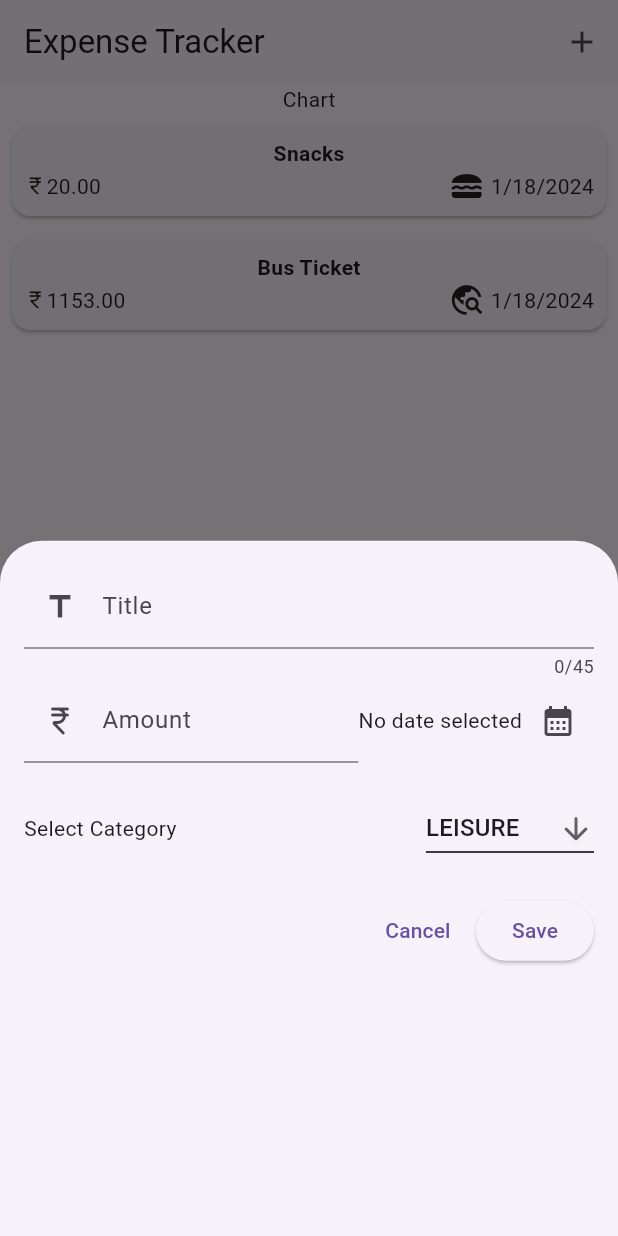
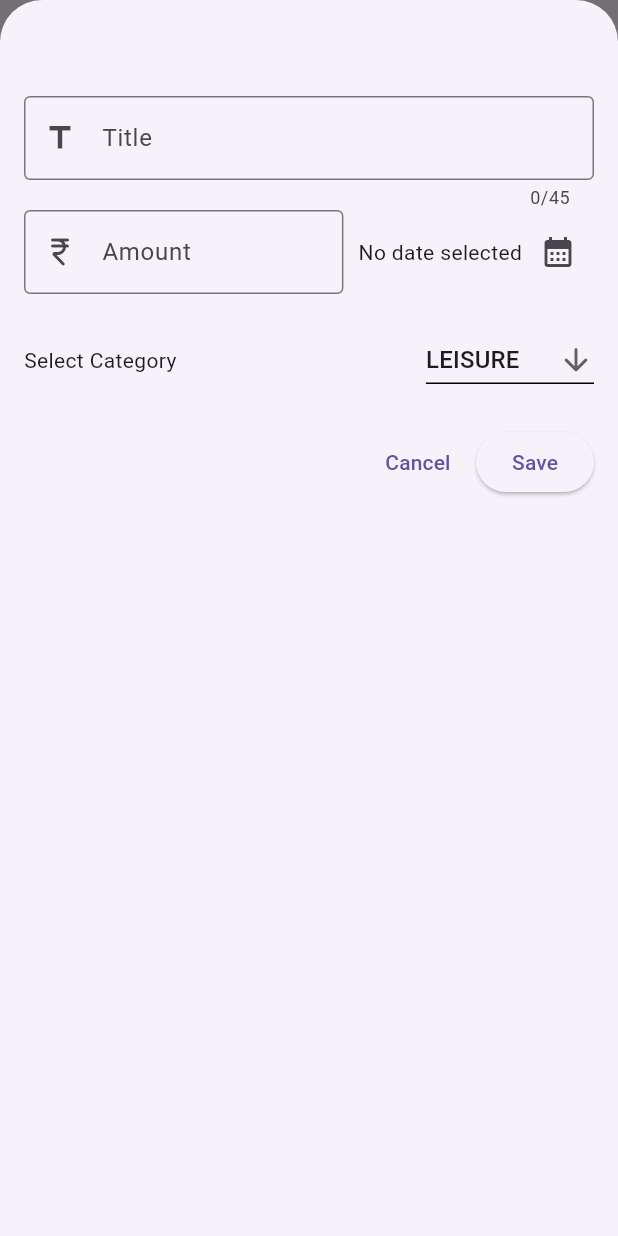
Before and after one commit to KISHORE-KUMAR-S/Expenses-App, a Flutter app: the screen it shows after launch, after a tap on the "add" icon, on a phone screen of 412 x 824 dp. Run offline on Flutter 3.47's test engine with Material 3 defaults, Android fonts, the phone set to English and light mode, and no system bars.

Commit message:
Update 4

```diff
--- a/lib/models/expense.dart
+++ b/lib/models/expense.dart
@@ -3,7 +3,7 @@ import 'package:intl/intl.dart';
 import 'package:uuid/uuid.dart';
 
 const uuid = Uuid();
-final formatter = DateFormat.yMd();
+final formatter = DateFormat('dd-MM-yyyy');
 
 enum Category { food, travel, education, work, leisure }
 
--- a/lib/widgets/expenses.dart
+++ b/lib/widgets/expenses.dart
@@ -14,25 +14,26 @@ class Expenses extends StatefulWidget {
 
 class _ExpensesState extends State<StatefulWidget> {
   final List<Expense> _expenses = [
-    Expense(
-        title: 'Snacks',
-        amount: 20,
-        date: DateTime.now(),
-        category: Category.food),
-    Expense(
-        title: 'Bus Ticket',
-        amount: 1153,
-        date: DateTime.now(),
-        category: Category.travel),
+    // Expense(
+    //     title: 'Snacks',
+    //     amount: 20,
+    //     date: DateTime.now(),
+    //     category: Category.food),
+    // Expense(
+    //     title: 'Bus Ticket',
+    //     amount: 1153,
+    //     date: DateTime.now(),
+    //     category: Category.travel),
   ];
 
   void _openAddExpenseOverlay() {
     showModalBottomSheet(
+      isScrollControlled: true,
       context: context,
       builder: (builderontext) => Container(
         width: double.infinity,
         padding: const EdgeInsets.all(16.0),
-        child: const NewExpense(),
+        child: NewExpense(onAddExpense: _addExpense),
       ),
     );
   }
@@ -43,8 +44,52 @@ class _ExpensesState extends State<StatefulWidget> {
     });
   }
 
+  void _removeExpense(Expense expense) {
+    final expenseIndex = _expenses.indexOf(expense);
+    setState(() {
+      _expenses.remove(expense);
+    });
+
+    ScaffoldMessenger.of(context).clearSnackBars();
+
+    ScaffoldMessenger.of(context).showSnackBar(
+      SnackBar(
+        content: const Text('Expense removed'),
+        duration: const Duration(seconds: 3),
+        action: SnackBarAction(
+          label: 'Undo',
+          onPressed: () => setState(() {
+            _expenses.insert(expenseIndex, expense);
+          }),
+        ),
+      ),
+    );
+  }
+
   @override
   Widget build(BuildContext context) {
+    Widget mainContent = const Center(
+      child: Text(
+        'No expenses found. \nStart adding some!',
+        textAlign: TextAlign.center,
+        style: TextStyle(fontSize: 20.0, fontWeight: FontWeight.bold),
+      ),
+    );
+
+    if (_expenses.isNotEmpty) {
+      mainContent = Column(
+        children: [
+          const Text('Chart'),
+          Expanded(
+            child: ExpensesList(
+              expenses: _expenses,
+              onRemoveExpense: _removeExpense,
+            ), //Must be expanded before building
+          ),
+        ],
+      );
+    }
+
     return Scaffold(
       appBar: AppBar(
         actions: [
@@ -56,15 +101,7 @@ class _ExpensesState extends State<StatefulWidget> {
         title: const Text('Expense Tracker'),
         elevation: 0.5,
       ),
-      body: Column(
-        children: [
-          const Text('Chart'),
-          Expanded(
-            child: ExpensesList(
-                expenses: _expenses), //Must be expanded before building
-          ),
-        ],
-      ),
+      body: mainContent,
     );
   }
 }
--- a/lib/widgets/list/expenses_list.dart
+++ b/lib/widgets/list/expenses_list.dart
@@ -3,14 +3,20 @@ import 'package:expense_app/widgets/list/expenses_item.dart';
 import 'package:flutter/material.dart';
 
 class ExpensesList extends StatelessWidget {
-  const ExpensesList({super.key, required this.expenses});
+  const ExpensesList(
+      {super.key, required this.expenses, required this.onRemoveExpense});
 
   final List<Expense> expenses;
+  final void Function(Expense expense) onRemoveExpense;
 
   @override
   Widget build(BuildContext context) {
     return ListView.builder(
-      itemBuilder: (context, index) => ExpensesItem(expenses: expenses[index]),
+      itemBuilder: (context, index) => Dismissible(
+        key: ValueKey(expenses[index]),
+        onDismissed: (direction) => onRemoveExpense(expenses[index]),
+        child: ExpensesItem(expenses: expenses[index]),
+      ),
       itemCount: expenses.length,
     );
   }
--- a/lib/widgets/new_expenses.dart
+++ b/lib/widgets/new_expenses.dart
@@ -1,8 +1,10 @@
+import 'package:flutter/material.dart';
 import 'package:expense_app/models/expense.dart';
-import 'package:flutter/material.dart';
 
 class NewExpense extends StatefulWidget {
-  const NewExpense({super.key});
+  const NewExpense({super.key, required this.onAddExpense});
+
+  final void Function(Expense expense) onAddExpense;
 
   @override
   State<StatefulWidget> createState() {
@@ -10,20 +12,11 @@ class NewExpense extends StatefulWidget {
   }
 }
 
-class _NewExpenseState extends State<StatefulWidget> {
+class _NewExpenseState extends State<NewExpense> {
   final _titleController = TextEditingController();
   final _amountController = TextEditingController();
-
-  DateTime? selectedDate;
-
+  DateTime? _selectedDate;
   Category _selectedCategory = Category.leisure;
-
-  @override
-  void dispose() {
-    super.dispose();
-    _titleController.dispose();
-    _amountController.dispose();
-  }
 
   void _presentDatePicker() async {
     final pickedDate = await showDatePicker(
@@ -31,43 +24,76 @@ class _NewExpenseState extends State<StatefulWidget> {
       initialDate: DateTime.now(),
       firstDate: DateTime(1752),
       lastDate: DateTime.now(),
-      switchToInputEntryModeIcon: const Icon(Icons.edit_calendar_sharp),
+      builder: (context, child) {
+        return Theme(
+          data: ThemeData.light().copyWith(
+            primaryColor: Colors.deepPurple,
+            colorScheme: const ColorScheme.light(primary: Colors.deepPurple),
+            buttonTheme:
+                const ButtonThemeData(textTheme: ButtonTextTheme.normal),
+          ),
+          child: child!,
+        );
+      },
     );
 
+    if (pickedDate != null) {
       setState(() {
-      selectedDate = pickedDate!;
+        _selectedDate = pickedDate;
       });
     }
+  }
 
-  void submitExpenseData() {
+  void _submitExpenseData() {
     final enteredAmount = double.tryParse(_amountController.text);
     final amountIsInvalid = enteredAmount == null || enteredAmount <= 0;
 
     if (_titleController.text.trim().isEmpty ||
         amountIsInvalid ||
-        selectedDate == null) {
+        _selectedDate == null) {
       showDialog(
         context: context,
-        builder: (context) => AlertDialog(
-          title: const Text('Invalid Input'),
+        builder: (ctx) => AlertDialog(
+          title: const Text('Invalid input'),
           content: const Text(
-              'Please make sure a valid amount, date, and category was entered...'),
+              'Please make sure a valid title, amount, date and category was entered.'),
           actions: [
             TextButton(
               onPressed: () {
-                Navigator.pop(context);
+                Navigator.pop(ctx);
               },
-              child: const Text('Cancel'),
+              child: const Text('Okay'),
             ),
           ],
         ),
       );
+      return;
     }
+
+    widget.onAddExpense(
+      Expense(
+        title: _titleController.text,
+        amount: enteredAmount,
+        date: _selectedDate!,
+        category: _selectedCategory,
+      ),
+    );
+
+    Navigator.pop(context);
+  }
+
+  @override
+  void dispose() {
+    _titleController.dispose();
+    _amountController.dispose();
+    super.dispose();
   }
 
   @override
   Widget build(BuildContext context) {
-    return ListView(
+    return Padding(
+      padding: const EdgeInsets.fromLTRB(0, 48, 0, 0),
+      child: ListView(
         children: [
           TextField(
             controller: _titleController,
@@ -75,6 +101,7 @@ class _NewExpenseState extends State<StatefulWidget> {
             keyboardType: TextInputType.text,
             decoration: const InputDecoration(
               labelText: 'Title',
+              border: OutlineInputBorder(),
               prefixIcon: Icon(Icons.title),
             ),
           ),
@@ -86,15 +113,17 @@ class _NewExpenseState extends State<StatefulWidget> {
                   keyboardType: TextInputType.number,
                   decoration: const InputDecoration(
                     labelText: 'Amount',
+                    border: OutlineInputBorder(),
                     prefixIcon: Icon(Icons.currency_rupee_rounded),
                   ),
                 ),
               ),
+              const SizedBox(width: 10.0),
               Row(
                 children: [
-                Text(selectedDate == null
+                  Text(_selectedDate == null
                       ? 'No date selected'
-                    : formatter.format(selectedDate!)),
+                      : formatter.format(_selectedDate!)),
                   IconButton(
                     onPressed: _presentDatePicker,
                     icon: const Icon(Icons.calendar_month),
@@ -155,12 +184,13 @@ class _NewExpenseState extends State<StatefulWidget> {
                 width: 5.0,
               ),
               ElevatedButton(
-              onPressed: submitExpenseData,
+                onPressed: _submitExpenseData,
                 child: const Text('Save'),
               ),
             ],
           )
         ],
+      ),
     );
   }
 }
```
Lines whose indentation alone changed are shown as unchanged.
